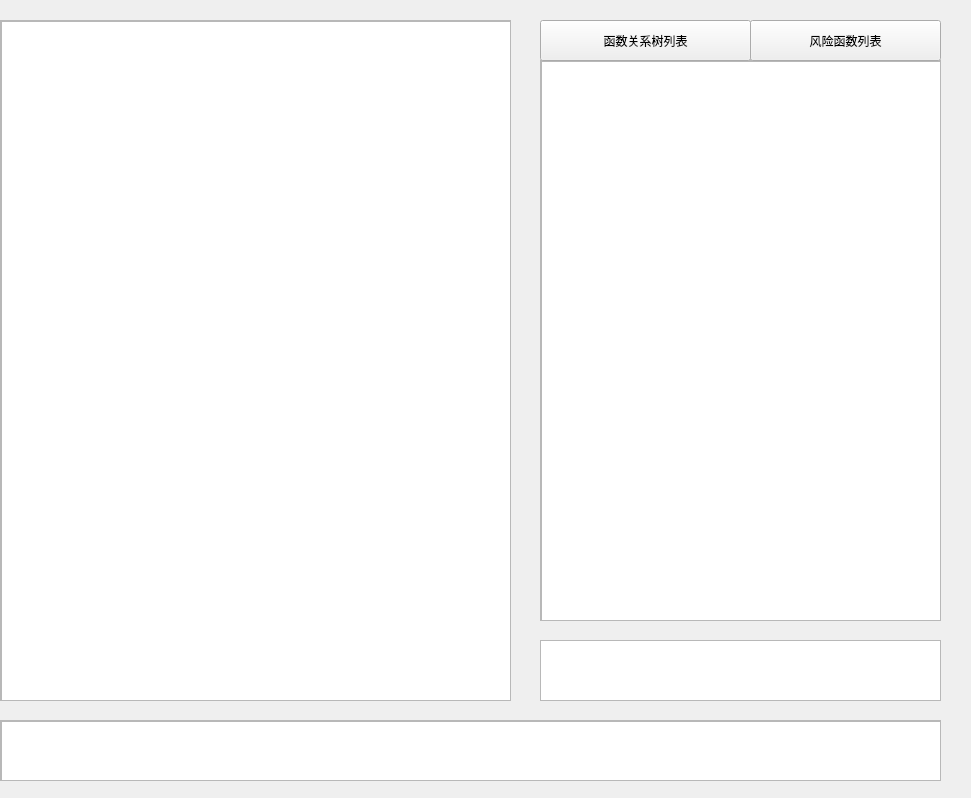
First picture: the form in UI/codeAudit/commentWidget.ui, repository Whitepinkwolf/Code-Reviewer-Porject, before the edit.
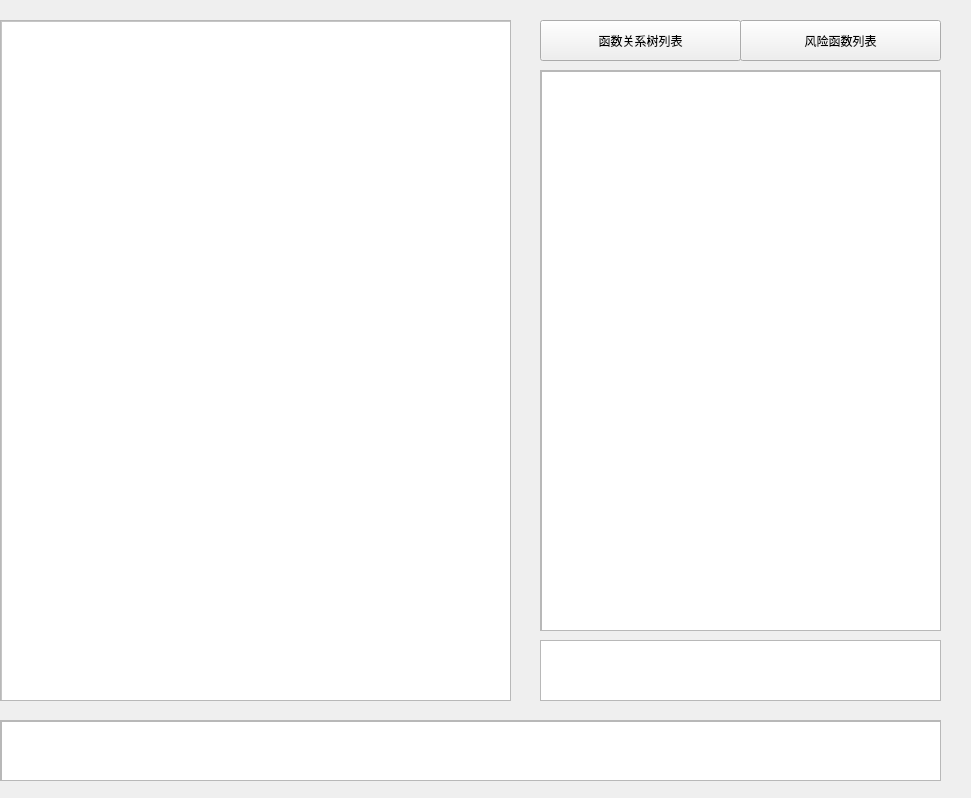
Second picture: the form after the edit. The open tabs and pages were chosen to show the change. Custom widgets are drawn as their Qt base class.

```diff
--- a/UI/codeAudit/commentWidget.ui
+++ b/UI/codeAudit/commentWidget.ui
@@ -13,6 +13,23 @@
   <property name="windowTitle">
    <string>Form</string>
   </property>
+  <property name="styleSheet">
+   <string notr="true">QTableWidget {
+                font-size: 16px;
+                border: 2px solid 98afda; /* 边框为深蓝色 */
+            }
+            QTableWidget::item {
+                text-align: center; /* 内容居中显示 */
+                padding: 5px;
+            }
+            QTableWidget::item:odd {
+                background-color: #aec1e3; /* 单行蓝色 */
+                color: white;
+            }
+            QTableWidget::item:even {
+                background-color: white; /* 双行白色 */
+            }</string>
+  </property>
   <widget class="QScrollArea" name="scrollArea">
    <property name="geometry">
     <rect>
@@ -43,6 +60,11 @@
        <height>681</height>
       </rect>
      </property>
+     <property name="styleSheet">
+      <string notr="true">QTextEdit{
+	background-color: #ffffff
+}</string>
+     </property>
     </widget>
    </widget>
   </widget>
@@ -56,14 +78,14 @@
     </rect>
    </property>
    <property name="currentIndex">
-    <number>0</number>
+    <number>1</number>
    </property>
    <widget class="QWidget" name="page">
     <widget class="QScrollArea" name="scrollArea_2">
      <property name="geometry">
       <rect>
        <x>10</x>
-       <y>20</y>
+       <y>30</y>
        <width>401</width>
        <height>561</height>
       </rect>
@@ -89,10 +111,27 @@
          <height>561</height>
         </rect>
        </property>
+       <property name="styleSheet">
+        <string notr="true">QTableWidget {
+                font-size: 16px;
+                border: 2px solid 98afda; /* 边框为深蓝色 */
+            }
+            QTableWidget::item {
+                text-align: center; /* 内容居中显示 */
+                padding: 5px;
+            }
+            QTableWidget::item:odd {
+                background-color: #aec1e3; /* 单行蓝色 */
+                color: white;
+            }
+            QTableWidget::item:even {
+                background-color: white; /* 双行白色 */
+            }</string>
+       </property>
       </widget>
      </widget>
     </widget>
-    <widget class="QPlainTextEdit" name="ShowTextEdit">
+    <widget class="QTextEdit" name="ShowTextEdit">
      <property name="geometry">
       <rect>
        <x>10</x>
@@ -108,7 +147,7 @@
      <property name="geometry">
       <rect>
        <x>10</x>
-       <y>20</y>
+       <y>30</y>
        <width>401</width>
        <height>561</height>
       </rect>
@@ -134,10 +173,27 @@
          <height>561</height>
         </rect>
        </property>
+       <property name="styleSheet">
+        <string notr="true">QTableWidget {
+                font-size: 16px;
+                border: 2px solid 98afda; /* 边框为深蓝色 */
+            }
+            QTableWidget::item {
+                text-align: center; /* 内容居中显示 */
+                padding: 5px;
+            }
+            QTableWidget::item:odd {
+                background-color: #aec1e3; /* 单行蓝色 */
+                color: white;
+            }
+            QTableWidget::item:even {
+                background-color: white; /* 双行白色 */
+            }</string>
+       </property>
       </widget>
      </widget>
     </widget>
-    <widget class="QPlainTextEdit" name="RiskFunctionShowTextEdit">
+    <widget class="QTextEdit" name="RiskFunctionShowTextEdit">
      <property name="geometry">
       <rect>
        <x>10</x>
@@ -154,7 +210,7 @@
     <rect>
      <x>540</x>
      <y>20</y>
-     <width>211</width>
+     <width>201</width>
      <height>41</height>
     </rect>
    </property>
@@ -165,9 +221,9 @@
   <widget class="QPushButton" name="RiskFunctionPushButton">
    <property name="geometry">
     <rect>
-     <x>750</x>
+     <x>740</x>
      <y>20</y>
-     <width>191</width>
+     <width>201</width>
      <height>41</height>
     </rect>
    </property>
@@ -196,7 +252,7 @@
       <height>59</height>
      </rect>
     </property>
-    <widget class="QPlainTextEdit" name="FunctionMesShowTextEdit">
+    <widget class="QTextEdit" name="FunctionMesShowTextEdit">
      <property name="geometry">
       <rect>
        <x>0</x>
```
Left out of the diff: 2 changed lines with no effect on the pictures.
